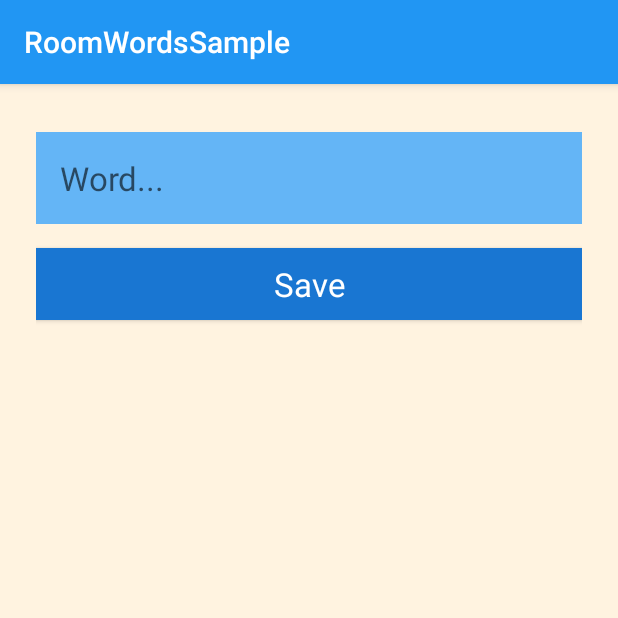
After one commit to joabetc/android_RoomWordsSample, an Android app: the NewWordActivity screen opened directly, with no data from a screen before it, on a phone screen of 412 x 824 dp, the top half of it. The commit adds this screen. Run offline under Robolectric (Android 15) with nearby library versions, the phone set to English and light mode, and no system bars.

Commit message:
Creating the NewWordActivity

```diff
--- a/app/src/main/AndroidManifest.xml
+++ b/app/src/main/AndroidManifest.xml
@@ -9,6 +9,7 @@
         android:roundIcon="@mipmap/ic_launcher_round"
         android:supportsRtl="true"
         android:theme="@style/AppTheme">
+        <activity android:name=".NewWordActivity"></activity>
         <activity
             android:name=".MainActivity"
             android:label="@string/app_name"
--- /dev/null
+++ b/app/src/main/java/com/joabe/roomwordssample/NewWordActivity.java
@@ -0,0 +1,39 @@
+package com.joabe.roomwordssample;
+
+import androidx.appcompat.app.AppCompatActivity;
+
+import android.content.Intent;
+import android.os.Bundle;
+import android.text.TextUtils;
+import android.view.View;
+import android.widget.Button;
+import android.widget.EditText;
+
+public class NewWordActivity extends AppCompatActivity {
+    public static final String EXTRA_REPLY = "com.joabe.roomwordssample.REPLY";
+
+    private EditText mEditWordView;
+
+    @Override
+    protected void onCreate(Bundle savedInstanceState) {
+        super.onCreate(savedInstanceState);
+        setContentView(R.layout.activity_new_word);
+        mEditWordView = findViewById(R.id.edit_word);
+
+        final Button button = findViewById(R.id.button_save);
+        button.setOnClickListener(new View.OnClickListener() {
+            @Override
+            public void onClick(View view) {
+                Intent replyIntent = new Intent();
+                if (TextUtils.isEmpty(mEditWordView.getText())) {
+                    setResult(RESULT_CANCELED, replyIntent);
+                } else {
+                    String word = mEditWordView.getText().toString();
+                    replyIntent.putExtra(EXTRA_REPLY, word);
+                    setResult(RESULT_OK, replyIntent);
+                }
+                finish();
+            }
+        });
+    }
+}
--- /dev/null
+++ b/app/src/main/res/layout/activity_new_word.xml
@@ -0,0 +1,19 @@
+<?xml version="1.0" encoding="utf-8"?>
+<LinearLayout xmlns:android="http://schemas.android.com/apk/res/android"
+    android:layout_width="match_parent"
+    android:layout_height="match_parent"
+    android:background="@color/colorScreenBackground"
+    android:orientation="vertical"
+    android:padding="24dp">
+
+    <EditText
+        android:id="@+id/edit_word"
+        style="@style/text_view_style"
+        android:hint="@string/hint_word"
+        android:inputType="textAutoComplete" />
+
+    <Button
+        android:id="@+id/button_save"
+        style="@style/button_style"
+        android:text="@string/button_save" />
+</LinearLayout>
--- a/app/src/main/res/values/strings.xml
+++ b/app/src/main/res/values/strings.xml
@@ -1,4 +1,7 @@
 <resources>
     <string name="app_name">RoomWordsSample</string>
     <string name="action_settings">Settings</string>
+    <string name="hint_word">Word...</string>
+    <string name="button_save">Save</string>
+    <string name="empty_not_saved">Word not saved because it is empty.</string>
 </resources>
--- a/app/src/main/res/values/styles.xml
+++ b/app/src/main/res/values/styles.xml
@@ -29,4 +29,13 @@
         <item name="android:textColor">@color/colorTextPrimary</item>
     </style>
 
+    <style name="button_style" parent="android:style/Widget.Material.Button">
+        <item name="android:layout_width">match_parent</item>
+        <item name="android:layout_height">wrap_content</item>
+        <item name="android:background">@color/colorPrimaryDark</item>
+        <item name="android:textAppearance">@android:style/TextAppearance.Large</item>
+        <item name="android:layout_marginTop">16dp</item>
+        <item name="android:textColor">@color/colorTextPrimary</item>
+    </style>
+
 </resources>
```
